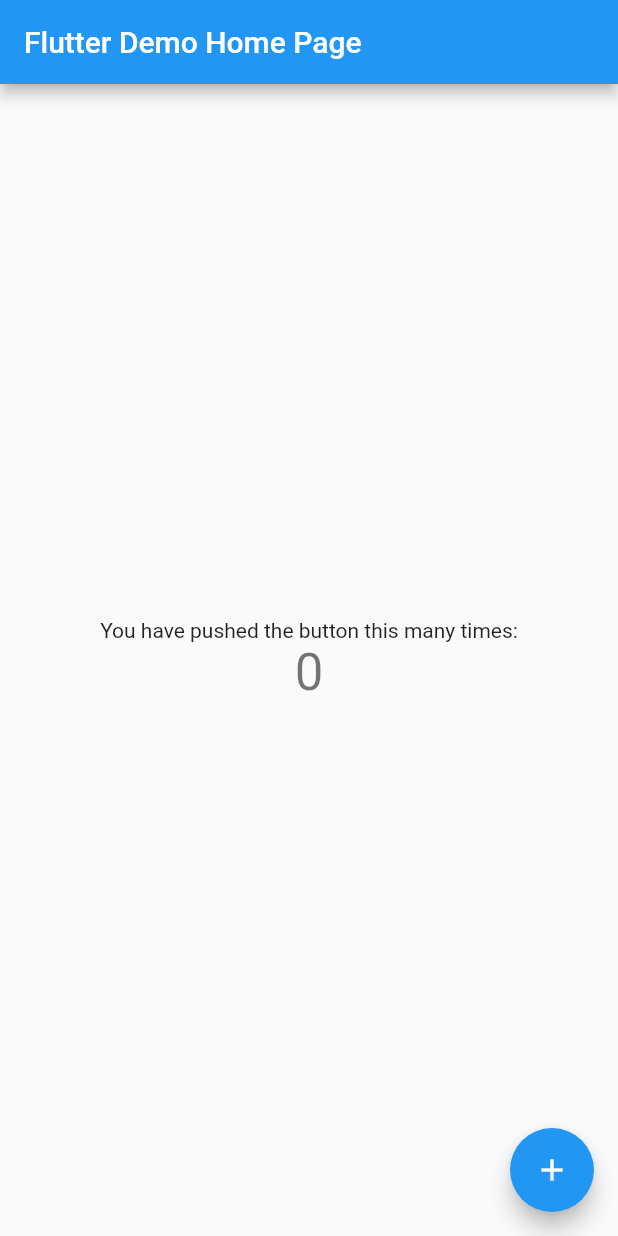
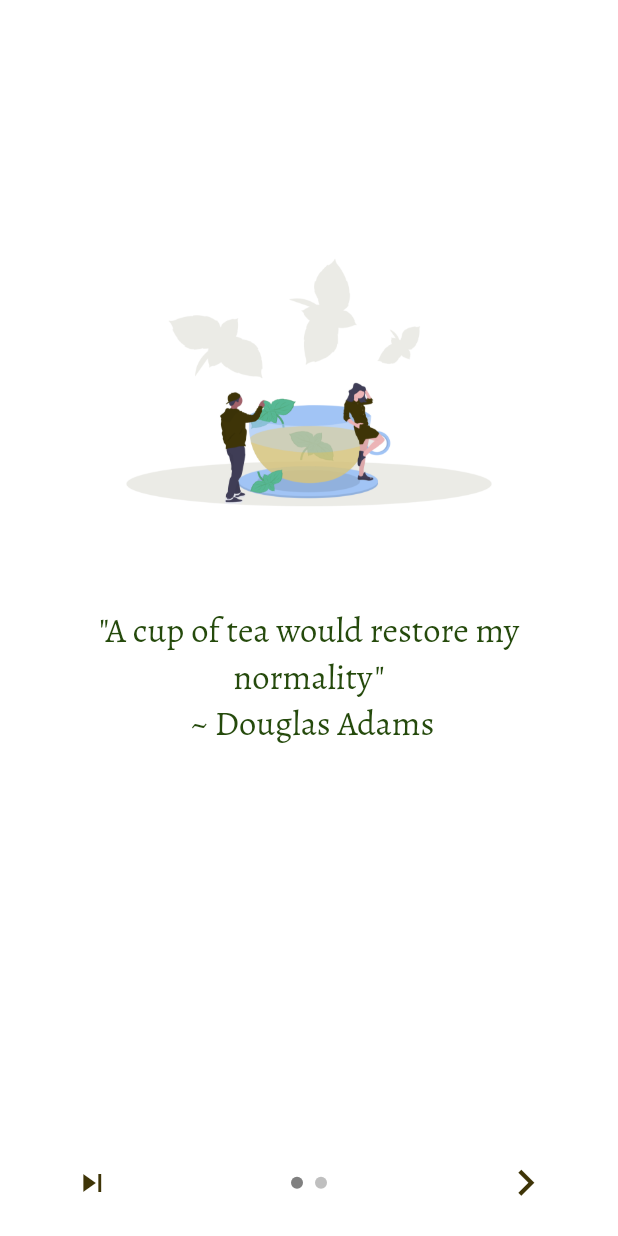
Before and after one commit to ashna111/all-about-tea, a Flutter app: the screen it shows after launch, on a phone screen of 412 x 824 dp. Run offline on Flutter 3.47's test engine with Material 2 defaults, Android fonts, the light colour scheme and no system bars; drawn by our look-alikes of intro_slider.

Commit message:
introduction screen

```diff
--- a/lib/main.dart
+++ b/lib/main.dart
@@ -1,117 +1,16 @@
 import 'package:flutter/material.dart';
+import 'screens/intro_screen.dart';
 
 void main() {
   runApp(MyApp());
 }
 
 class MyApp extends StatelessWidget {
-  // This widget is the root of your application.
   @override
   Widget build(BuildContext context) {
     return MaterialApp(
-      title: 'Flutter Demo',
-      theme: ThemeData(
-        // This is the theme of your application.
-        //
-        // Try running your application with "flutter run". You'll see the
-        // application has a blue toolbar. Then, without quitting the app, try
-        // changing the primarySwatch below to Colors.green and then invoke
-        // "hot reload" (press "r" in the console where you ran "flutter run",
-        // or simply save your changes to "hot reload" in a Flutter IDE).
-        // Notice that the counter didn't reset back to zero; the application
-        // is not restarted.
-        primarySwatch: Colors.blue,
-        // This makes the visual density adapt to the platform that you run
-        // the app on. For desktop platforms, the controls will be smaller and
-        // closer together (more dense) than on mobile platforms.
-        visualDensity: VisualDensity.adaptivePlatformDensity,
-      ),
-      home: MyHomePage(title: 'Flutter Demo Home Page'),
+      home: IntroScreen(),
+      debugShowCheckedModeBanner: false,
     );
   }
 }
-
-class MyHomePage extends StatefulWidget {
-  MyHomePage({Key key, this.title}) : super(key: key);
-
-  // This widget is the home page of your application. It is stateful, meaning
-  // that it has a State object (defined below) that contains fields that affect
-  // how it looks.
-
-  // This class is the configuration for the state. It holds the values (in this
-  // case the title) provided by the parent (in this case the App widget) and
-  // used by the build method of the State. Fields in a Widget subclass are
-  // always marked "final".
-
-  final String title;
-
-  @override
-  _MyHomePageState createState() => _MyHomePageState();
-}
-
-class _MyHomePageState extends State<MyHomePage> {
-  int _counter = 0;
-
-  void _incrementCounter() {
-    setState(() {
-      // This call to setState tells the Flutter framework that something has
-      // changed in this State, which causes it to rerun the build method below
-      // so that the display can reflect the updated values. If we changed
-      // _counter without calling setState(), then the build method would not be
-      // called again, and so nothing would appear to happen.
-      _counter++;
-    });
-  }
-
-  @override
-  Widget build(BuildContext context) {
-    // This method is rerun every time setState is called, for instance as done
-    // by the _incrementCounter method above.
-    //
-    // The Flutter framework has been optimized to make rerunning build methods
-    // fast, so that you can just rebuild anything that needs updating rather
-    // than having to individually change instances of widgets.
-    return Scaffold(
-      appBar: AppBar(
-        // Here we take the value from the MyHomePage object that was created by
-        // the App.build method, and use it to set our appbar title.
-        title: Text(widget.title),
-      ),
-      body: Center(
-        // Center is a layout widget. It takes a single child and positions it
-        // in the middle of the parent.
-        child: Column(
-          // Column is also a layout widget. It takes a list of children and
-          // arranges them vertically. By default, it sizes itself to fit its
-          // children horizontally, and tries to be as tall as its parent.
-          //
-          // Invoke "debug painting" (press "p" in the console, choose the
-          // "Toggle Debug Paint" action from the Flutter Inspector in Android
-          // Studio, or the "Toggle Debug Paint" command in Visual Studio Code)
-          // to see the wireframe for each widget.
-          //
-          // Column has various properties to control how it sizes itself and
-          // how it positions its children. Here we use mainAxisAlignment to
-          // center the children vertically; the main axis here is the vertical
-          // axis because Columns are vertical (the cross axis would be
-          // horizontal).
-          mainAxisAlignment: MainAxisAlignment.center,
-          children: <Widget>[
-            Text(
-              'You have pushed the button this many times:',
-            ),
-            Text(
-              '$_counter',
-              style: Theme.of(context).textTheme.headline4,
-            ),
-          ],
-        ),
-      ),
-      floatingActionButton: FloatingActionButton(
-        onPressed: _incrementCounter,
-        tooltip: 'Increment',
-        child: Icon(Icons.add),
-      ), // This trailing comma makes auto-formatting nicer for build methods.
-    );
-  }
-}
--- /dev/null
+++ b/lib/screens/home_screen.dart
@@ -0,0 +1,17 @@
+import 'package:flutter/material.dart';
+
+class HomePage extends StatelessWidget {
+  @override
+  Widget build(BuildContext context) {
+    return Scaffold(
+      floatingActionButton: FloatingActionButton(
+        child: Icon(
+          Icons.local_cafe,
+          color: Colors.white,
+        ),
+        backgroundColor: Color(0xff3E3407),
+        onPressed: null,
+      ),
+    );
+  }
+}
--- /dev/null
+++ b/lib/screens/intro_screen.dart
@@ -0,0 +1,80 @@
+import 'package:flutter/material.dart';
+import 'package:intro_slider/intro_slider.dart';
+import 'package:intro_slider/slide_object.dart';
+import 'home_screen.dart';
+
+class IntroScreen extends StatefulWidget {
+  @override
+  IntroScreenState createState() => new IntroScreenState();
+}
+
+class IntroScreenState extends State<IntroScreen> {
+  List<Slide> slides = new List();
+
+  @override
+  void initState() {
+    super.initState();
+
+    slides.add(
+      new Slide(
+        description:
+            "\"A cup of tea would restore my normality\"\n ~ Douglas Adams",
+        styleDescription: TextStyle(
+            color: Color(0xff254A0C), fontSize: 23.0, fontFamily: 'Alegreya'),
+        pathImage: "images/intro_1.png",
+        backgroundColor: Color(0xffffffff),
+      ),
+    );
+    slides.add(
+      new Slide(
+        description:
+            "Life is like a cup of tea. \nThe taste is all upto how you make it",
+        styleDescription: TextStyle(
+            color: Color(0xff567119), fontSize: 23.0, fontFamily: 'Alegreya'),
+        pathImage: "images/intro_2.png",
+        backgroundColor: Color(0xffffffff),
+      ),
+    );
+  }
+
+  void onDonePress() {
+    Navigator.push(
+        context, MaterialPageRoute(builder: (context) => HomePage()));
+  }
+
+  Widget renderNextBtn() {
+    return Icon(
+      Icons.navigate_next,
+      color: Color(0xff3E3407),
+      size: 35.0,
+    );
+  }
+
+  Widget renderSkipBtn() {
+    return Icon(
+      Icons.skip_next,
+      color: Color(0xff3E3407),
+    );
+  }
+
+  Widget renderDoneBtn() {
+    return Icon(
+      Icons.done,
+      color: Color(0xff3E3407),
+    );
+  }
+
+  @override
+  Widget build(BuildContext context) {
+    return new IntroSlider(
+      slides: this.slides,
+
+      renderSkipBtn: this.renderSkipBtn(),
+      renderNextBtn: this.renderNextBtn(),
+
+      //Done Button
+      renderDoneBtn: this.renderDoneBtn(),
+      onDonePress: this.onDonePress,
+    );
+  }
+}
```
Also changed, not shown: pubspec.yaml (+8 -14 lines), fonts/Alegreya-Regular.ttf (added), images/intro_1.png (added), images/intro_2.png (added), pubspec.lock.
